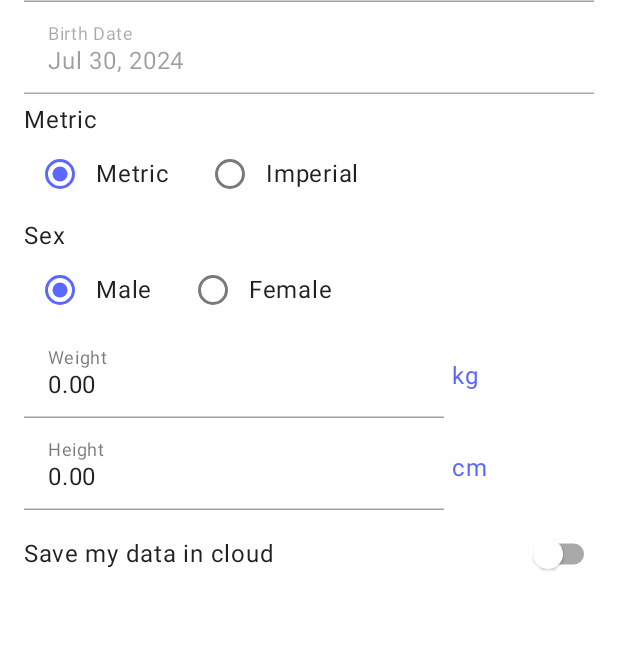
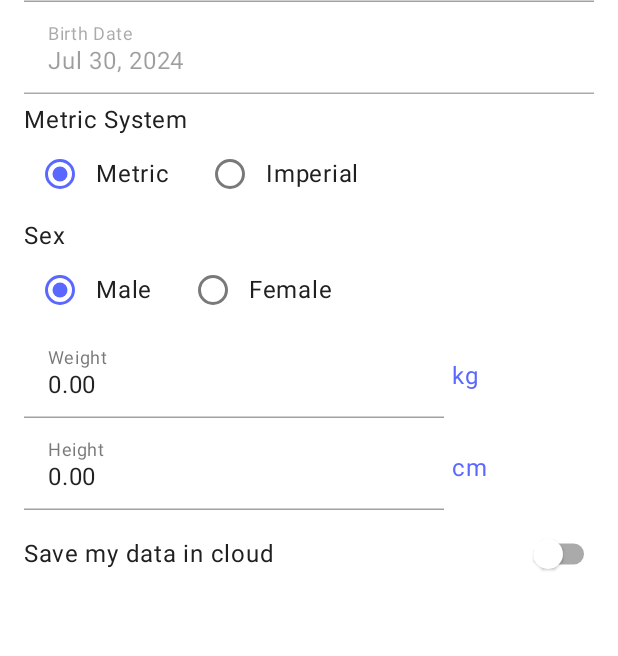
Before and after one commit to nmarsollier/fit_fat, an Android app built with Jetpack Compose: the screen it shows after launch (DashboardActivity), on a phone screen of 412 x 824 dp. Shown: the part 190-846 px from the top of the screen. Run offline under Robolectric (Android 15) with nearby library versions, the phone set to English and light mode, and no system bars; our stand-ins replace Firebase (no records; nobody signed in at launch, a user with empty details on screens opened directly), Room's generated code.

Commit message:
Library Update

```diff
--- a/app/src/main/java/com/nmarsollier/fitfat/common/ui/preview/KoinUtils.kt
+++ b/app/src/main/java/com/nmarsollier/fitfat/common/ui/preview/KoinUtils.kt
@@ -4,6 +4,7 @@ import androidx.compose.material.MaterialTheme
 import androidx.compose.runtime.Composable
 import androidx.compose.ui.platform.LocalContext
 import com.nmarsollier.fitfat.common.koinUtilsModule
+import com.nmarsollier.fitfat.common.ui.theme.AppColors
 import org.koin.android.ext.koin.androidContext
 import org.koin.compose.KoinApplication
 
@@ -11,7 +12,7 @@ import org.koin.compose.KoinApplication
 fun KoinPreview(composable: @Composable () -> Unit) {
     val context = LocalContext.current
 
-    MaterialTheme {
+    MaterialTheme(colors = AppColors) {
         KoinApplication(application = {
             androidContext(context)
             modules(koinUtilsModule)
--- a/app/src/main/java/com/nmarsollier/fitfat/common/ui/theme/AppTheme.kt
+++ b/app/src/main/java/com/nmarsollier/fitfat/common/ui/theme/AppTheme.kt
@@ -13,7 +13,7 @@ val AppColors = Colors(
     background = Color(0xFFFFFFFF),
     onBackground = Color(0xFF000000),
     surface = Color(0xFFFFFFFF),
-    onSurface = Color(0xFF1F1F1F),
+    onSurface = Color(0xFF202020),
     error = Color(0xFFFFFFFF),
     onError = Color(0xFFB00020),
     isLight = true
--- a/app/src/main/java/com/nmarsollier/fitfat/userSettings/ui/OptionsContentDetail.kt
+++ b/app/src/main/java/com/nmarsollier/fitfat/userSettings/ui/OptionsContentDetail.kt
@@ -1,6 +1,7 @@
 package com.nmarsollier.fitfat.userSettings.ui
 
 import androidx.activity.ComponentActivity
+import androidx.compose.foundation.background
 import androidx.compose.foundation.clickable
 import androidx.compose.foundation.layout.Arrangement
 import androidx.compose.foundation.layout.Column
@@ -49,6 +50,7 @@ fun OptionsContentDetail(
 
     Column(
         Modifier
+            .background(AppColors.surface)
             .padding(16.dp)
             .verticalScroll(rememberScrollState(), enabled = true),
         verticalArrangement = Arrangement.spacedBy(5.dp)
@@ -79,33 +81,45 @@ fun OptionsContentDetail(
             colors = TextFieldDefaults.textFieldColors(backgroundColor = Color.Transparent),
         )
         Column {
-            Text(stringResource(R.string.options_system_of_measurement_metric))
+            Text(
+                stringResource(R.string.options_system_of_measurement_metric),
+                color = AppColors.onSurface
+            )
             Row(
                 verticalAlignment = Alignment.CenterVertically
             ) {
                 RadioButton(selected = userSettings.measureSystem == UserSettingsData.MeasureType.METRIC,
                     onClick = { reduce(OptionsEvent.UpdateMeasureSystem(UserSettingsData.MeasureType.METRIC)) })
-                Text("Metric")
+                Text(
+                    stringResource(R.string.options_system_of_metric), color = AppColors.onSurface
+                )
                 Spacer(modifier = Modifier.width(16.dp))
                 RadioButton(selected = userSettings.measureSystem == UserSettingsData.MeasureType.IMPERIAL,
                     onClick = { reduce(OptionsEvent.UpdateMeasureSystem(UserSettingsData.MeasureType.IMPERIAL)) })
-                Text("Imperial")
+                Text(
+                    stringResource(R.string.options_system_of_imperial), color = AppColors.onSurface
+                )
             }
         }
         Column {
             Text(
-                "Sex"
+                "Sex",
+                color = AppColors.onSurface
             )
             Row(
                 verticalAlignment = Alignment.CenterVertically
             ) {
                 RadioButton(selected = userSettings.sex == UserSettingsData.SexType.MALE,
                     onClick = { reduce(OptionsEvent.UpdateSex(UserSettingsData.SexType.MALE)) })
-                Text(stringResource(R.string.options_sex_male))
+                Text(
+                    stringResource(R.string.options_sex_male), color = AppColors.onSurface
+                )
                 Spacer(modifier = Modifier.width(16.dp))
                 RadioButton(selected = userSettings.sex == UserSettingsData.SexType.FEMALE,
                     onClick = { reduce(OptionsEvent.UpdateSex(UserSettingsData.SexType.FEMALE)) })
-                Text(stringResource(R.string.options_sex_female))
+                Text(
+                    stringResource(R.string.options_sex_female), color = AppColors.onSurface
+                )
             }
         }
 
@@ -160,7 +174,9 @@ fun OptionsContentDetail(
             verticalAlignment = Alignment.CenterVertically
         ) {
             Text(
-                stringResource(R.string.save_my_data_in_cloud), modifier = Modifier.weight(1f)
+                stringResource(R.string.save_my_data_in_cloud),
+                modifier = Modifier.weight(1f),
+                color = AppColors.onSurface
             )
             Switch(checked = !userSettings.firebaseToken.isNullOrEmpty(), onCheckedChange = {
                 if (it) {
--- a/app/src/main/res/values/strings.xml
+++ b/app/src/main/res/values/strings.xml
@@ -40,8 +40,10 @@
     <string name="options_height">Height</string>
     <string name="options_sex_female">Female</string>
     <string name="options_sex_male">Male</string>
-    <string name="options_system_of_measurement_metric">Metric</string>
+    <string name="options_system_of_measurement_metric">Metric System</string>
+    <string name="options_system_of_metric">Metric</string>
     <string name="options_weight">Weight</string>
+    <string name="options_system_of_imperial">Imperial</string>
 
     <string name="save_dialog_title">Save</string>
     <string name="save_my_data_in_cloud">Save my data in cloud</string>
```
Also changed, not shown: app/src/main/java/com/nmarsollier/fitfat/measures/ui/edit/EditMeasureDetails.kt (+10 -9 lines), buildSrc/src/main/java/Versions.kt (+10 -10 lines).
